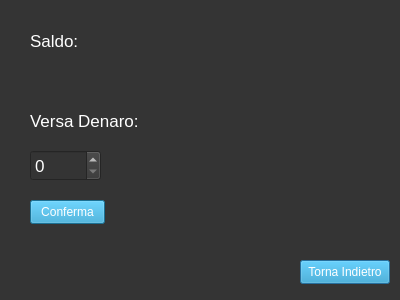
The window that Viste/Cliente/GUI/portafoglio.ui (GiulianiM/Noleggio) describes before a commit, drawn with Qt 5.
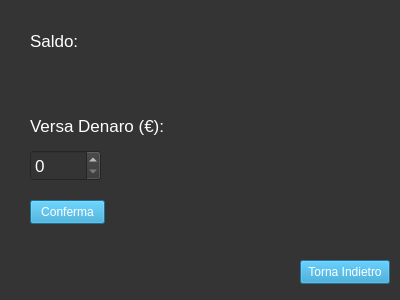
The same window after the commit. Icons and pictures are not drawn.

What changed in the file:
```diff
--- a/Viste/Cliente/GUI/portafoglio.ui
+++ b/Viste/Cliente/GUI/portafoglio.ui
@@ -103,8 +103,8 @@
     <rect>
      <x>30</x>
      <y>110</y>
-     <width>151</width>
-     <height>21</height>
+     <width>221</width>
+     <height>31</height>
     </rect>
    </property>
    <property name="font">
@@ -116,7 +116,7 @@
     <string notr="true">color: rgb(255, 255, 255);</string>
    </property>
    <property name="text">
-    <string>Versa Denaro:</string>
+    <string>Versa Denaro (€):</string>
    </property>
   </widget>
   <widget class="QPushButton" name="confirm_button">
```
